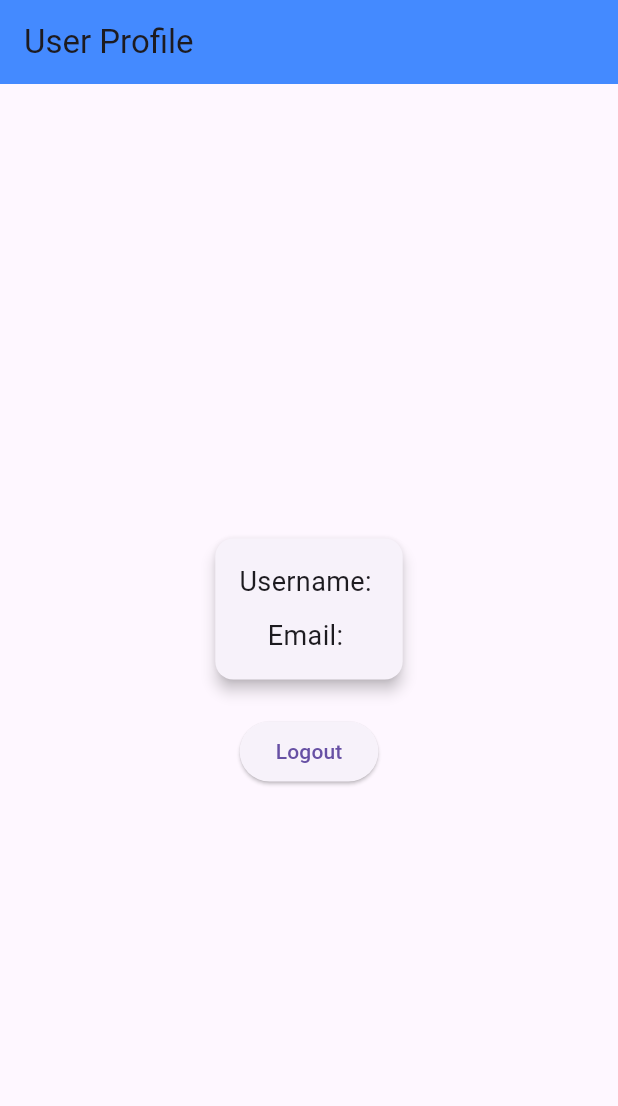
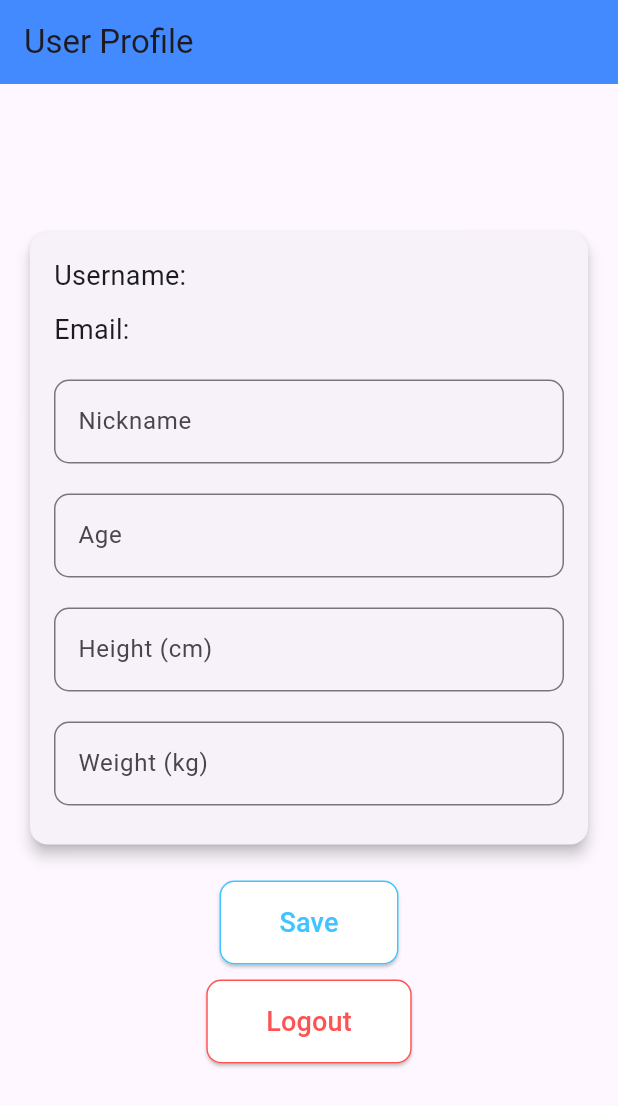
Before and after one commit to FelixJon17/UTS_MOBILEPROGRAMMING_KELOMPOK8, a Flutter app: the UserProfileScreen screen opened directly, on a phone screen of 412 x 824 dp. Shown: the top 1106 px of the screen. Run offline on Flutter 3.47's test engine with Material 3 defaults, Android fonts, the light colour scheme and no system bars; our stand-ins replace cloud_firestore, firebase_auth, firebase_core, flutter_map, latlong2; accounts and stored records are empty.

Commit message:
pada userprofile; menambahkan nickname, age, weight, dan height namun masih belum terhubung ke firebase (masih lokal)

```diff
--- a/lib/screen/7.profile_screen.dart
+++ b/lib/screen/7.profile_screen.dart
@@ -12,8 +12,18 @@ class UserProfileScreen extends StatefulWidget {
 class _UserProfileScreenState extends State<UserProfileScreen> {
   String? _username;
   String? _email;
+  String? _nickname; //belum digunakan
+  int? _age; //belum digunakan
+  double? _height; //belum digunakan
+  double? _weight; //belum digunakan
 
-  // Load user data
+  final TextEditingController _nicknameController = TextEditingController();
+  final TextEditingController _ageController = TextEditingController();
+  final TextEditingController _heightController = TextEditingController();
+  final TextEditingController _weightController = TextEditingController();
+
+  bool _isProfileUpdated = false;
+
   Future<void> _loadUserData() async {
     final User? user = FirebaseAuth.instance.currentUser;
 
@@ -29,10 +39,20 @@ class _UserProfileScreenState extends State<UserProfileScreen> {
     }
   }
 
+  void _saveUserDataLocally() {
+    setState(() {
+      _nickname = _nicknameController.text;
+      _age = int.tryParse(_ageController.text);
+      _height = double.tryParse(_heightController.text);
+      _weight = double.tryParse(_weightController.text);
+
+      _isProfileUpdated = true;
+    });
+  }
+
   // Logout user
   Future<void> _logout() async {
     await FirebaseAuth.instance.signOut();
-    // Navigate back to the login screen (or landing page)
     Navigator.of(context).pop();
   }
 
@@ -53,16 +73,16 @@ class _UserProfileScreenState extends State<UserProfileScreen> {
       body: Padding(
         padding: const EdgeInsets.all(16.0),
         child: Center(
-          // Center the content
+          child: SingleChildScrollView(
             child: Column(
-            mainAxisAlignment: MainAxisAlignment.center, // Center vertically
+              mainAxisAlignment: MainAxisAlignment.center,
               children: [
                 Card(
-                // Add a Card for better visual
                   elevation: 4,
                   child: Padding(
                     padding: const EdgeInsets.all(16.0),
                     child: Column(
+                      crossAxisAlignment: CrossAxisAlignment.start,
                       children: [
                         Text(
                           'Username: ${_username ?? 'Loading...'}',
@@ -73,16 +93,97 @@ class _UserProfileScreenState extends State<UserProfileScreen> {
                           'Email: ${_email ?? 'Loading...'}',
                           style: const TextStyle(fontSize: 18),
                         ),
+                        const SizedBox(height: 10),
+                        _buildTextField(
+                          controller: _nicknameController,
+                          label: 'Nickname',
+                        ),
+                        _buildTextField(
+                          controller: _ageController,
+                          label: 'Age',
+                          keyboardType: TextInputType.number,
+                        ),
+                        _buildTextField(
+                          controller: _heightController,
+                          label: 'Height (cm)',
+                          keyboardType: TextInputType.number,
+                        ),
+                        _buildTextField(
+                          controller: _weightController,
+                          label: 'Weight (kg)',
+                          keyboardType: TextInputType.number,
+                        ),
                       ],
                     ),
                   ),
                 ),
                 const SizedBox(height: 20),
                 ElevatedButton(
+                  onPressed: _saveUserDataLocally,
+                  style: ElevatedButton.styleFrom(
+                    backgroundColor: Colors.white,
+                    foregroundColor: Colors.lightBlueAccent,
+                    padding: const EdgeInsets.symmetric(
+                        horizontal: 40, vertical: 15),
+                    shape: RoundedRectangleBorder(
+                      borderRadius: BorderRadius.circular(10),
+                      side: const BorderSide(color: Colors.lightBlueAccent),
+                    ),
+                  ),
+                  child: const Text(
+                    'Save',
+                    style: TextStyle(fontSize: 18),
+                  ),
+                ),
+                const SizedBox(height: 10),
+                ElevatedButton(
                   onPressed: _logout,
-                child: const Text('Logout'),
+                  style: ElevatedButton.styleFrom(
+                    backgroundColor: Colors.white,
+                    foregroundColor: Colors.redAccent,
+                    padding: const EdgeInsets.symmetric(
+                        horizontal: 40, vertical: 15),
+                    shape: RoundedRectangleBorder(
+                      borderRadius: BorderRadius.circular(10),
+                      side: const BorderSide(color: Colors.redAccent),
+                    ),
+                  ),
+                  child: const Text(
+                    'Logout',
+                    style: TextStyle(fontSize: 18),
+                  ),
+                ),
+                const SizedBox(height: 20),
+                if (_isProfileUpdated)
+                  const Text(
+                    'Profile updated!',
+                    style: TextStyle(
+                      fontSize: 16,
+                      color: Colors.green,
+                    ),
                   ),
               ],
+            ),
+          ),
+        ),
+      ),
+    );
+  }
+
+  Widget _buildTextField({
+    required TextEditingController controller,
+    required String label,
+    TextInputType keyboardType = TextInputType.text,
+  }) {
+    return Padding(
+      padding: const EdgeInsets.symmetric(vertical: 10),
+      child: TextField(
+        controller: controller,
+        keyboardType: keyboardType,
+        decoration: InputDecoration(
+          labelText: label,
+          border: OutlineInputBorder(
+            borderRadius: BorderRadius.circular(10),
           ),
         ),
       ),
```
Lines whose indentation alone changed are shown as unchanged.
